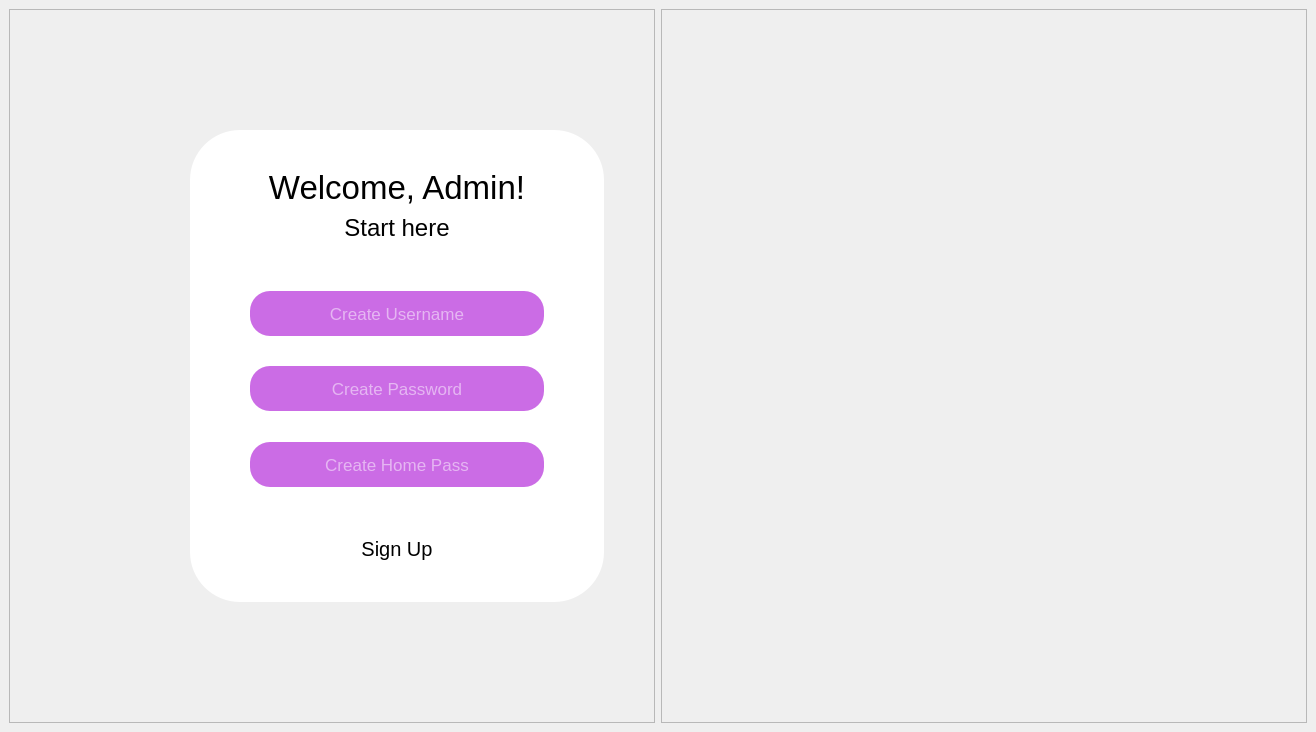
alexskh5/ENTRYSAFE, file ui/signup.ui: the form before one commit.
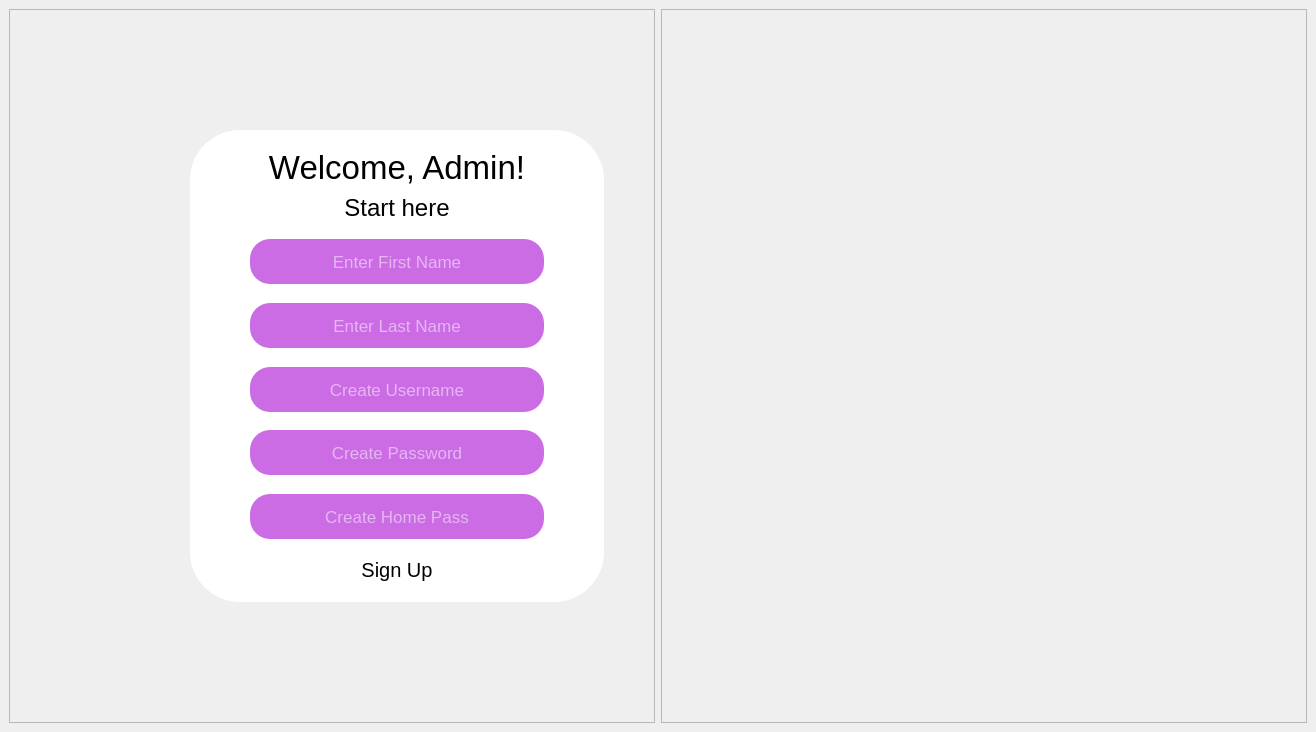
The form after the commit. Icons and pictures are not drawn.

Patch:
```diff
--- a/ui/signup.ui
+++ b/ui/signup.ui
@@ -203,6 +203,108 @@
                </property>
               </spacer>
              </item>
+             <item>
+              <widget class="QLineEdit" name="lineEdit">
+               <property name="sizePolicy">
+                <sizepolicy hsizetype="Preferred" vsizetype="Preferred">
+                 <horstretch>0</horstretch>
+                 <verstretch>0</verstretch>
+                </sizepolicy>
+               </property>
+               <property name="minimumSize">
+                <size>
+                 <width>0</width>
+                 <height>45</height>
+                </size>
+               </property>
+               <property name="maximumSize">
+                <size>
+                 <width>16777215</width>
+                 <height>55</height>
+                </size>
+               </property>
+               <property name="font">
+                <font>
+                 <pointsize>13</pointsize>
+                </font>
+               </property>
+               <property name="styleSheet">
+                <string notr="true">background-color: #cb6ce5;
+color: white;
+border-radius: 20;</string>
+               </property>
+               <property name="alignment">
+                <set>Qt::AlignCenter</set>
+               </property>
+               <property name="placeholderText">
+                <string>Enter First Name</string>
+               </property>
+              </widget>
+             </item>
+             <item>
+              <spacer name="verticalSpacer_9">
+               <property name="orientation">
+                <enum>Qt::Vertical</enum>
+               </property>
+               <property name="sizeHint" stdset="0">
+                <size>
+                 <width>20</width>
+                 <height>40</height>
+                </size>
+               </property>
+              </spacer>
+             </item>
+             <item>
+              <widget class="QLineEdit" name="lineEdit_2">
+               <property name="sizePolicy">
+                <sizepolicy hsizetype="Preferred" vsizetype="Preferred">
+                 <horstretch>0</horstretch>
+                 <verstretch>0</verstretch>
+                </sizepolicy>
+               </property>
+               <property name="minimumSize">
+                <size>
+                 <width>0</width>
+                 <height>45</height>
+                </size>
+               </property>
+               <property name="maximumSize">
+                <size>
+                 <width>16777215</width>
+                 <height>45</height>
+                </size>
+               </property>
+               <property name="font">
+                <font>
+                 <pointsize>13</pointsize>
+                </font>
+               </property>
+               <property name="styleSheet">
+                <string notr="true">background-color: #cb6ce5;
+color: white;
+border-radius: 20;</string>
+               </property>
+               <property name="alignment">
+                <set>Qt::AlignCenter</set>
+               </property>
+               <property name="placeholderText">
+                <string>Enter Last Name</string>
+               </property>
+              </widget>
+             </item>
+             <item>
+              <spacer name="verticalSpacer_10">
+               <property name="orientation">
+                <enum>Qt::Vertical</enum>
+               </property>
+               <property name="sizeHint" stdset="0">
+                <size>
+                 <width>20</width>
+                 <height>40</height>
+                </size>
+               </property>
+              </spacer>
+             </item>
              <item>
               <widget class="QLineEdit" name="userInput">
                <property name="sizePolicy">
```
